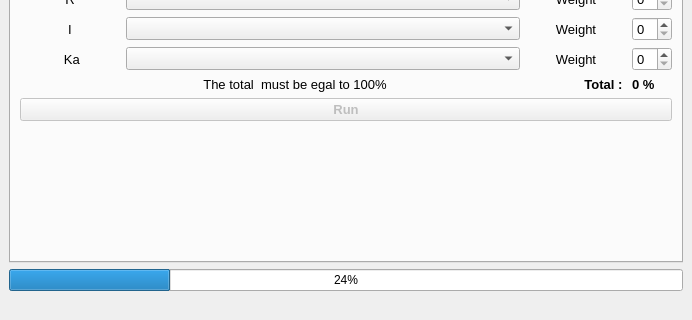
This is paprika_dockwidget_base.ui in Paprika-plugins/PaPRIKa as Qt 5 draws it before an edit; both pictures show x 0 to 692 and y 193 to 513 of the 692 by 513 pixel window. The edited form follows.
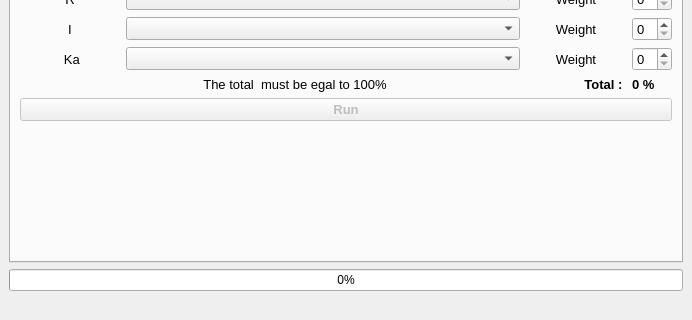
This is the edited form. The open tabs and pages were chosen to show the change. Custom widgets are drawn as their Qt base class.

Commit message: Fix A propos dialog that doesn't show img and was outdated

```diff
--- a/paprika_dockwidget_base.ui
+++ b/paprika_dockwidget_base.ui
@@ -2097,7 +2097,7 @@
     <item>
      <widget class="QProgressBar" name="progress">
       <property name="value">
-       <number>24</number>
+       <number>0</number>
       </property>
      </widget>
     </item>
```
Left out of the diff: 2 changed lines with no effect on the pictures. The commit also changes 4 other files.
